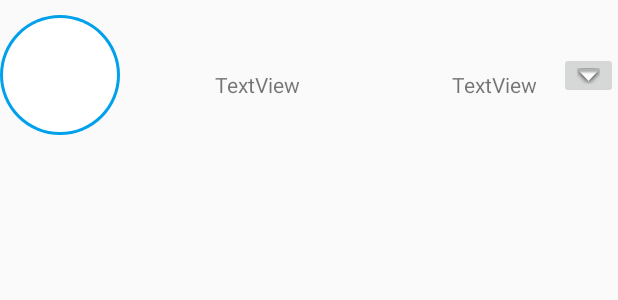
After one commit to BadTudou-zz/Tudou, an Android app: the layout history_list_item.xml on its own in the app's theme, with its tools: preview values and no code run, on a phone screen of 412 x 824 dp. The commit adds this screen. Shown: the top 300 px of the screen. Run offline under Robolectric (Android 15) with nearby library versions, the phone set to English and light mode, and no system bars.

Commit message:
Add layout: history_list_item, delete useless class: ContactsData

```diff
--- /dev/null
+++ b/develop/app/android/app/src/main/res/layout/history_list_item.xml
@@ -0,0 +1,53 @@
+<?xml version="1.0" encoding="utf-8"?>
+<RelativeLayout xmlns:android="http://schemas.android.com/apk/res/android"
+    xmlns:app="http://schemas.android.com/apk/res-auto"
+    android:layout_width="match_parent"
+    android:layout_marginTop="10dp"
+    android:layout_height="100dp">
+    <RelativeLayout
+        android:layout_width="80dp"
+        android:layout_height="80dp"
+        android:background="@drawable/circular"
+        android:id="@+id/relativeLayout3">
+        <!-- Image -->
+        <ImageView
+            android:id="@+id/img_date"
+            android:layout_width="70dp"
+            android:layout_height="70dp"
+            android:adjustViewBounds="true"
+            android:layout_centerVertical="true"
+            android:layout_centerHorizontal="true" />
+    </RelativeLayout>
+
+    <TextView
+        android:id="@+id/txt_number"
+        android:layout_width="wrap_content"
+        android:layout_height="wrap_content"
+        android:layout_alignBottom="@+id/relativeLayout3"
+        android:layout_marginBottom="24dp"
+        android:layout_marginLeft="63dp"
+        android:layout_marginStart="63dp"
+        android:layout_toEndOf="@+id/relativeLayout3"
+        android:layout_toRightOf="@+id/relativeLayout3"
+        android:text="TextView" />
+
+    <TextView
+        android:id="@+id/txt_date"
+        android:layout_width="wrap_content"
+        android:layout_height="wrap_content"
+        android:layout_alignParentEnd="true"
+        android:layout_alignParentRight="true"
+        android:layout_alignTop="@+id/txt_number"
+        android:layout_marginEnd="54dp"
+        android:layout_marginRight="54dp"
+        android:text="TextView" />
+
+    <ImageButton
+        android:id="@+id/button_history_expand_or_fold"
+        android:layout_width="wrap_content"
+        android:layout_height="wrap_content"
+        app:srcCompat="@android:drawable/arrow_down_float"
+        android:layout_alignBottom="@+id/txt_number"
+        android:layout_alignParentRight="true"
+        android:layout_alignParentEnd="true" />
+</RelativeLayout>
```
Also changed, not shown: develop/app/android/app/src/main/java/com/badtudou/tudou/Ca3log.java (+25 -2 lines), develop/app/android/app/src/main/java/com/badtudou/tudou/Contacts.java (+0 -10 lines), develop/app/android/app/src/main/java/com/badtudou/tudou/HistoryFragment.java (+17 -2 lines), develop/app/android/app/src/main/res/layout/fragment_history.xml (+3 -4 lines), 1 other file.
